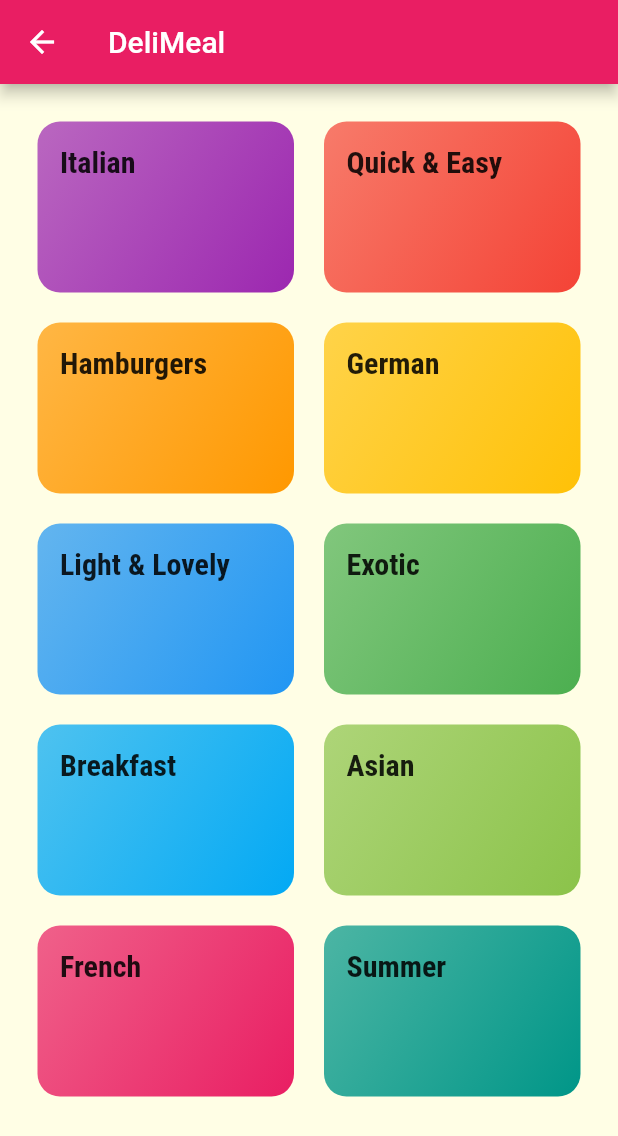
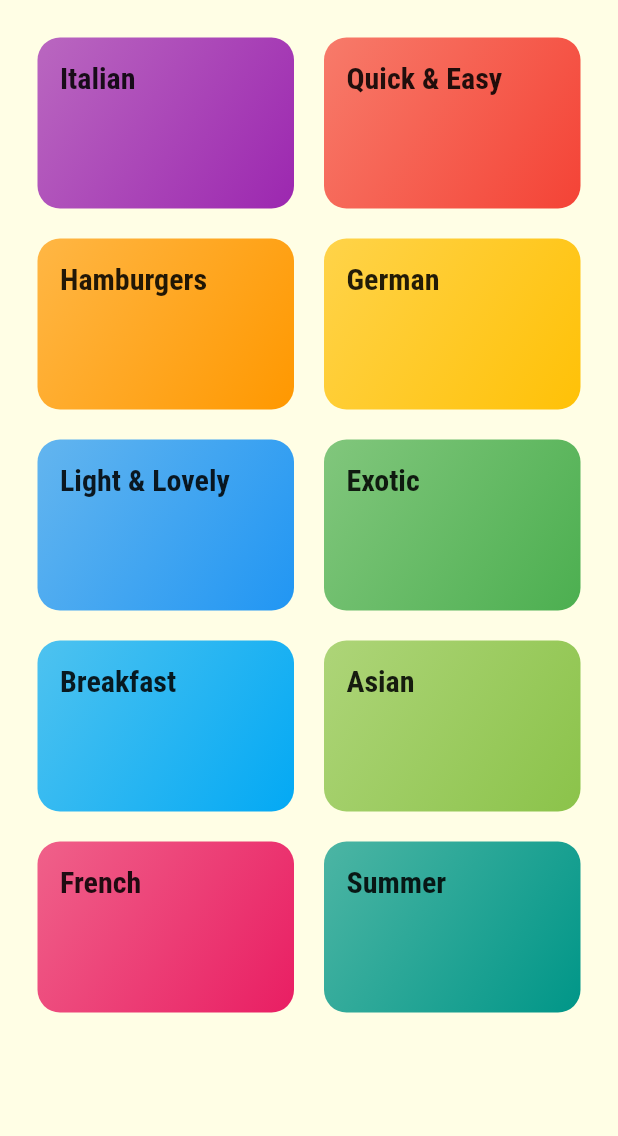
Before and after one commit to reza-salehipour/meal-app, a Flutter app: the CategoriesScreen widget shown alone on an empty page, opened directly, on a phone screen of 412 x 824 dp. Shown: the top 1136 px of the screen. Run offline on Flutter 3.47's test engine with Material 2 defaults, Android fonts, the phone set to English and light mode, and no system bars.

Commit message:
remove appbar data

```diff
--- a/lib/screens/categories_screen.dart
+++ b/lib/screens/categories_screen.dart
@@ -7,9 +7,7 @@ import '../widgets/category_item.dart';
 class CategoriesScreen extends StatelessWidget {
   @override
   Widget build(BuildContext context) {
-    return Scaffold(
-      appBar: AppBar(title: const Text('DeliMeal')),
-      body: GridView.count(
+    return GridView.count(
       padding: const EdgeInsets.all(25),
       crossAxisCount: 2,
       mainAxisSpacing: 20,
@@ -28,7 +26,6 @@ class CategoriesScreen extends StatelessWidget {
                 color: categoryData.color,
               ))
           .toList(),
-      ),
     );
   }
 }
```
Lines whose indentation alone changed are shown as unchanged.
